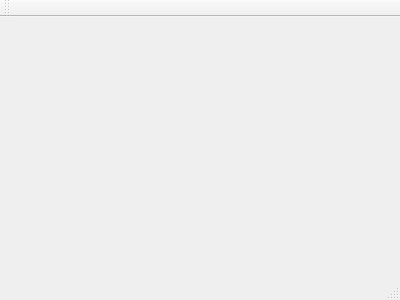
w809291634/QT_Creator_Study, file Qt_exp/basic_controls/mainwindow.ui: the form before one commit.
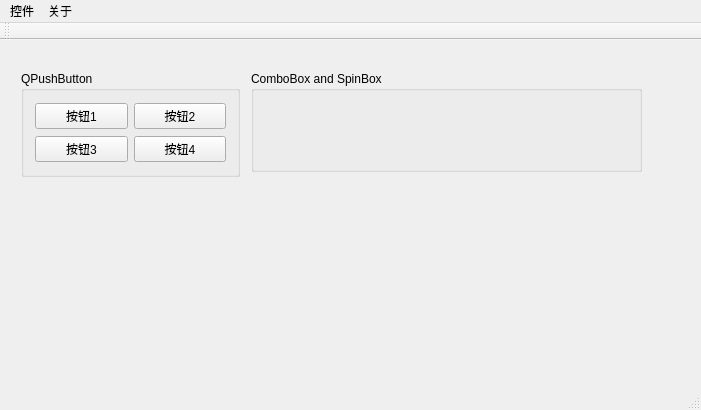
The form after the commit.

What changed in the file:
```diff
--- a/Qt_exp/basic_controls/mainwindow.ui
+++ b/Qt_exp/basic_controls/mainwindow.ui
@@ -1,24 +1,176 @@
 <ui version="4.0">
  <class>MainWindow</class>
- <widget class="QMainWindow" name="MainWindow" >
-  <property name="geometry" >
+ <widget class="QMainWindow" name="MainWindow">
+  <property name="geometry">
    <rect>
     <x>0</x>
     <y>0</y>
-    <width>400</width>
-    <height>300</height>
+    <width>701</width>
+    <height>410</height>
    </rect>
   </property>
   <property name="windowTitle" >
    <string>MainWindow</string>
   </property>
-  <widget class="QMenuBar" name="menuBar" />
-  <widget class="QToolBar" name="mainToolBar" />
-  <widget class="QWidget" name="centralWidget" />
-  <widget class="QStatusBar" name="statusBar" />
+  <widget class="QWidget" name="centralWidget">
+   <layout class="QGridLayout" name="gridLayout">
+    <item row="0" column="0">
+     <widget class="QStackedWidget" name="stackedWidget">
+      <property name="currentIndex">
+       <number>0</number>
+      </property>
+      <widget class="QWidget" name="page_1_btn">
+       <widget class="QGroupBox" name="groupBox">
+        <property name="geometry">
+         <rect>
+          <x>10</x>
+          <y>20</y>
+          <width>219</width>
+          <height>106</height>
+         </rect>
+        </property>
+        <property name="title">
+         <string>QPushButton</string>
+        </property>
+        <layout class="QGridLayout" name="gridLayout_2">
+         <item row="0" column="0">
+          <layout class="QHBoxLayout" name="horizontalLayout">
+           <item>
+            <widget class="QPushButton" name="btn_1">
+             <property name="text">
+              <string>按钮1</string>
+             </property>
+            </widget>
+           </item>
+           <item>
+            <widget class="QPushButton" name="btn_2">
+             <property name="text">
+              <string>按钮2</string>
+             </property>
+            </widget>
+           </item>
+          </layout>
+         </item>
+         <item row="1" column="0">
+          <layout class="QHBoxLayout" name="horizontalLayout_2">
+           <item>
+            <widget class="QPushButton" name="btn_3">
+             <property name="text">
+              <string>按钮3</string>
+             </property>
+            </widget>
+           </item>
+           <item>
+            <widget class="QPushButton" name="btn_4">
+             <property name="text">
+              <string>按钮4</string>
+             </property>
+            </widget>
+           </item>
+          </layout>
+         </item>
+        </layout>
+       </widget>
+       <widget class="QGroupBox" name="groupBox_2">
+        <property name="geometry">
+         <rect>
+          <x>240</x>
+          <y>20</y>
+          <width>391</width>
+          <height>101</height>
+         </rect>
+        </property>
+        <property name="title">
+         <string>ComboBox and SpinBox</string>
+        </property>
+       </widget>
+      </widget>
+      <widget class="QWidget" name="page_2_text"/>
+      <widget class="QWidget" name="page_3_bar"/>
+      <widget class="QWidget" name="page_4_etime"/>
+      <widget class="QWidget" name="page_5_etc"/>
+     </widget>
+    </item>
+   </layout>
+  </widget>
+  <widget class="QMenuBar" name="menuBar">
+   <property name="geometry">
+    <rect>
+     <x>0</x>
+     <y>0</y>
+     <width>701</width>
+     <height>26</height>
+    </rect>
+   </property>
+   <widget class="QMenu" name="menu">
+    <property name="title">
+     <string>控件</string>
+    </property>
+    <addaction name="action_btn"/>
+    <addaction name="action_text"/>
+    <addaction name="action_bar"/>
+    <addaction name="action_datetime"/>
+    <addaction name="action_etc"/>
+   </widget>
+   <widget class="QMenu" name="menu_2">
+    <property name="title">
+     <string>关于</string>
+    </property>
+    <addaction name="action_about"/>
+    <addaction name="action_exit"/>
+   </widget>
+   <addaction name="menu"/>
+   <addaction name="menu_2"/>
+  </widget>
+  <widget class="QToolBar" name="mainToolBar">
+   <attribute name="toolBarArea">
+    <enum>TopToolBarArea</enum>
+   </attribute>
+   <attribute name="toolBarBreak">
+    <bool>false</bool>
+   </attribute>
+  </widget>
+  <widget class="QStatusBar" name="statusBar"/>
+  <action name="action_btn">
+   <property name="text">
+    <string>按钮</string>
+   </property>
+   <property name="toolTip">
+    <string>按钮</string>
+   </property>
+  </action>
+  <action name="action_text">
+   <property name="text">
+    <string>文本</string>
+   </property>
+  </action>
+  <action name="action_bar">
+   <property name="text">
+    <string>进度条</string>
+   </property>
+  </action>
+  <action name="action_datetime">
+   <property name="text">
+    <string>时间日期</string>
+   </property>
+  </action>
+  <action name="action_etc">
+   <property name="text">
+    <string>其他</string>
+   </property>
+  </action>
+  <action name="action_exit">
+   <property name="text">
+    <string>退出</string>
+   </property>
+  </action>
+  <action name="action_about">
+   <property name="text">
+    <string>关于Qt</string>
+   </property>
+  </action>
  </widget>
- <layoutDefault spacing="6" margin="11" />
- <pixmapfunction></pixmapfunction>
+ <layoutdefault spacing="6" margin="11"/>
  <resources/>
  <connections/>
 </ui>
```
Left out of the diff: 3 changed lines with no effect on the pictures.
